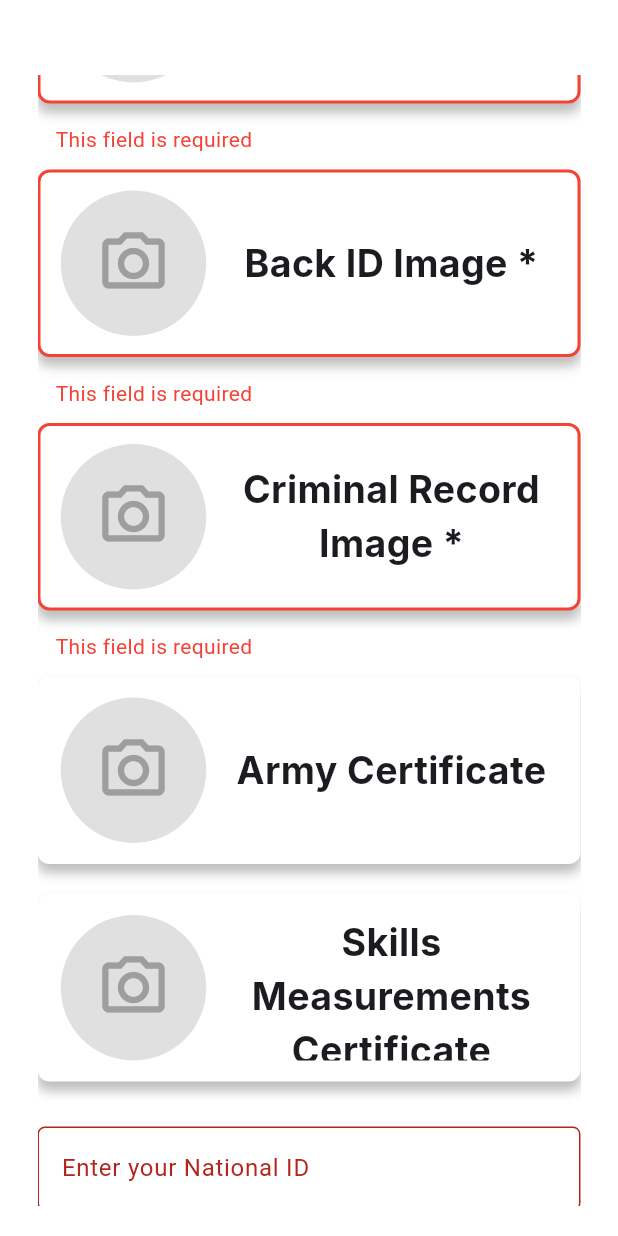
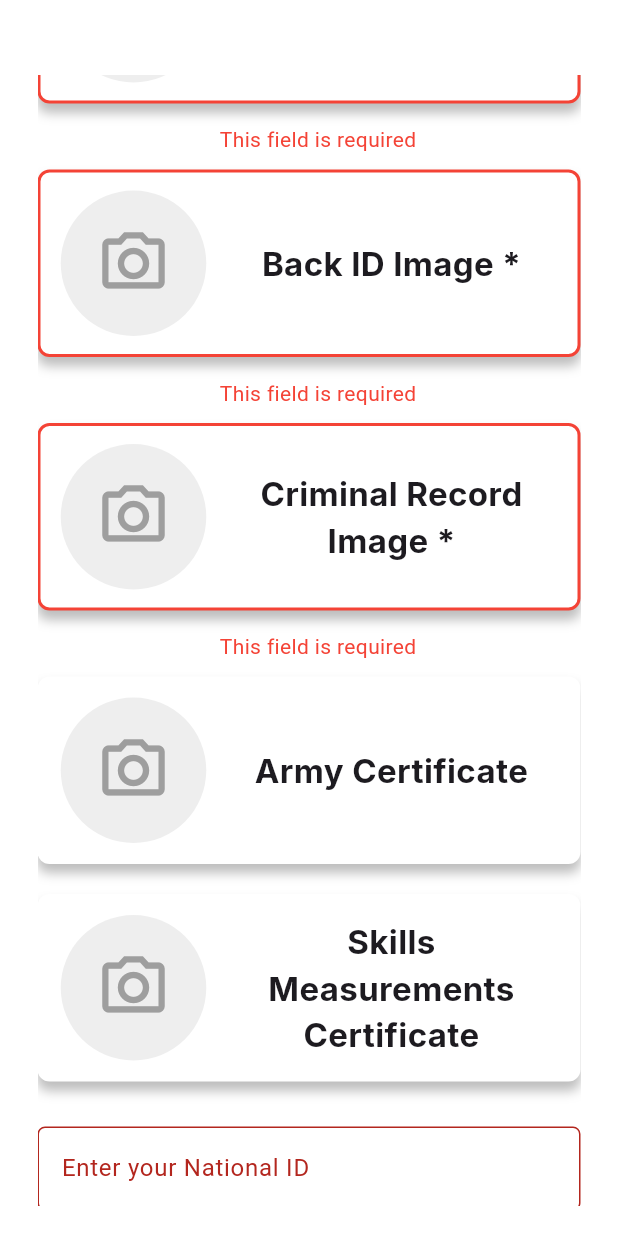
Before and after one commit to nouramer725/Servix, a Flutter app: the PersonalInformation screen opened directly, scrolled down 285 dp, after a tap on "Confirm", on a phone screen of 412 x 824 dp. Run offline on Flutter 3.47's test engine with Material 3 defaults, Android fonts, the phone set to English and light mode, and no system bars; our stand-ins replace cloud_firestore, easy_localization, file_picker, firebase_auth, firebase_core, google_fonts and 5 more; accounts and stored records are empty.

```diff
--- a/lib/Technician/Login-Register/Personal Info tech.dart
+++ b/lib/Technician/Login-Register/Personal Info tech.dart
@@ -1,11 +1,15 @@
+import 'dart:convert';
 import 'dart:io';
+import 'package:cloud_firestore/cloud_firestore.dart';
+import 'package:easy_localization/easy_localization.dart';
+import 'package:file_picker/file_picker.dart';
+import 'package:firebase_auth/firebase_auth.dart';
 import 'package:flutter/material.dart';
 import 'package:google_fonts/google_fonts.dart';
-import 'package:image_picker/image_picker.dart';
+import 'package:http/http.dart' as http;
 import 'package:servix/Components/Buttons.dart';
 import 'package:servix/Technician/Login-Register/Sign_In_Tech.dart';
 import '../../Components/TextField for National ID.dart';
-import 'Database for personal information.dart';
 
 class PersonalInformation extends StatefulWidget {
   @override
@@ -13,62 +17,96 @@ class PersonalInformation extends StatefulWidget {
 }
 
 class _PersonalInformationState extends State<PersonalInformation> {
-  final ImagePicker _picker = ImagePicker();
-  File? personalImage, frontID, backID, criminalRecord, armyCertificate, skillsCertificate;
+  User? user = FirebaseAuth.instance.currentUser;
+  String? personalFile,
+      frontID,
+      backID,
+      criminalRecord,
+      armyCertificate,
+      skillsCertificate;
   final TextEditingController nationalIdController = TextEditingController();
 
-  bool personalImageError = false, frontIDError = false, backIDError = false, criminalRecordError = false, nationalIdError = false;
+  bool personalFileError = false,
+      frontIDError = false,
+      backIDError = false,
+      criminalRecordError = false,
+      nationalIdError = false;
 
-  Future<void> pickImage(Function(File?) onImagePicked) async {
-    final XFile? pickedFile = await _picker.pickImage(source: ImageSource.gallery);
-    if (pickedFile != null) {
-      setState(() => onImagePicked(File(pickedFile.path)));
+  Future<void> pickFile(Function(String?) onFilePicked) async {
+    FilePickerResult? result = await FilePicker.platform.pickFiles(
+      type: FileType.custom,
+      allowedExtensions: ['jpg', 'jpeg', 'png'],
+      allowMultiple: false,
+    );
+    if (result != null) {
+      setState(() => onFilePicked(result.files.single.path));
     }
   }
 
-  Widget buildImagePicker(String title, File? imageFile, Function(File?) onImagePicked, bool showError) {
+  Widget buildFilePicker(String title, String? filePath,
+      Function(String?) onFilePicked, bool showError) {
     return Column(
-      crossAxisAlignment: CrossAxisAlignment.start,
+      crossAxisAlignment: CrossAxisAlignment.center,
       children: [
         GestureDetector(
-          onTap: () => pickImage(onImagePicked),
+          onTap: () => pickFile(onFilePicked),
           child: Container(
             height: 125,
             margin: const EdgeInsets.symmetric(vertical: 10),
             padding: const EdgeInsets.all(12),
             decoration: BoxDecoration(
               color: Colors.white,
-              border: Border.all(color: showError ? Colors.red : Colors.transparent, width: 2),
+              border: Border.all(
+                  color: showError ? Colors.red : Colors.transparent, width: 2),
               borderRadius: BorderRadius.circular(8),
-              boxShadow: const [BoxShadow(color: Colors.black26, blurRadius: 6, offset: Offset(0, 6))],
+              boxShadow: const [
+                BoxShadow(
+                    color: Colors.black26, blurRadius: 6, offset: Offset(0, 6))
+              ],
             ),
             child: Row(
               children: [
-                CircleAvatar(
-                  radius: 50,
-                  backgroundColor: Colors.black12,
-                  backgroundImage: imageFile != null ? FileImage(imageFile) : null,
-                  child: imageFile == null ? const Icon(Icons.camera_alt_outlined, color: Colors.grey, size: 50) : null,
-                ),
+                // Display Image if file is selected, otherwise show CircleAvatar
+                filePath != null
+                    ? ClipRRect(
+                        borderRadius: BorderRadius.circular(50),
+                        child: Image.file(
+                          File(filePath), // Load the file as an image
+                          width: 100,
+                          height: 100,
+                          fit: BoxFit.cover,
+                        ),
+                      )
+                    : CircleAvatar(
+                        radius: 50,
+                        backgroundColor: Colors.grey.shade200,
+                        child: const Icon(Icons.camera_alt_outlined,
+                            color: Colors.grey, size: 50),
+                      ),
                 const SizedBox(width: 10),
                 Expanded(
-                  child: Text(title, textAlign: TextAlign.center, style: GoogleFonts.inter(fontSize: 25, fontWeight: FontWeight.bold)),
+                  child: Text(title,
+                      textAlign: TextAlign.center,
+                      style: GoogleFonts.inter(
+                          fontSize: 22, fontWeight: FontWeight.bold)),
                 ),
               ],
             ),
           ),
         ),
-        if (showError) const Padding(
-          padding: EdgeInsets.only(left: 12, top: 4),
-          child: Text("This field is required", style: TextStyle(color: Colors.red, fontSize: 14)),
-        ),
+        if (showError)
+          const Padding(
+            padding: EdgeInsets.only(left: 12, top: 4),
+            child: Text("This field is required",
+                style: TextStyle(color: Colors.red, fontSize: 14)),
+          ),
       ],
     );
   }
 
   void onSubmit() async {
     setState(() {
-      personalImageError = personalImage == null;
+      personalFileError = personalFile == null;
       frontIDError = frontID == null;
       backIDError = backID == null;
       criminalRecordError = criminalRecord == null;
@@ -76,23 +114,113 @@ class _PersonalInformationState extends State<PersonalInformation> {
       nationalIdError = nationalId.isEmpty || nationalId.length != 14;
     });
 
-    if (personalImageError || frontIDError || backIDError || criminalRecordError || nationalIdError) {
+    if (personalFileError ||
+        frontIDError ||
+        backIDError ||
+        criminalRecordError ||
+        nationalIdError) {
+      print("Error: Missing required fields.");
       return;
     }
 
-    Map<String, dynamic> userData = {
-      'personalImage': personalImage!.path,
-      'frontID': frontID!.path,
-      'backID': backID!.path,
-      'criminalRecord': criminalRecord!.path,
-      'armyCertificate': armyCertificate?.path ?? '',
-      'skillsCertificate': skillsCertificate?.path ?? '',
-      'nationalID': nationalIdController.text.trim(),
-    };
+    User? user = FirebaseAuth.instance.currentUser;
+    if (user == null) {
+      print("Error: No user logged in.");
+      return;
+    }
 
-    await DatabaseHelper().insertUserData(userData);
+    // Convert paths to File objects
+    List<File> images = [
+      File(personalFile!),
+      File(frontID!),
+      File(backID!),
+      File(criminalRecord!)
+    ];
 
-    Navigator.push(context, MaterialPageRoute(builder: (context) => SignInTechnician()));
+    List<String> imageUrls = [];
+
+    for (var image in images) {
+      String? imageUrl = await uploadToCloudinary(image);
+      if (imageUrl != null) {
+        imageUrls.add(imageUrl);
+      } else {
+        print("Error uploading image: ${image.path}");
+        return;
+      }
+    }
+
+    // Ensure all images uploaded successfully
+    if (imageUrls.length != 4) {
+      print("Error: Not all images uploaded successfully.");
+      return;
+    }
+
+    // Save data to Firestore
+    await FirebaseFirestore.instance
+        .collection("user-files")
+        .doc(user.uid)
+        .collection("uploads")
+        .add({
+      "nationalId": nationalIdController.text.trim(),
+      "personalFileUrl": imageUrls[0],
+      "frontIDUrl": imageUrls[1],
+      "backIDUrl": imageUrls[2],
+      "criminalRecordUrl": imageUrls[3],
+      "timestamp": FieldValue.serverTimestamp(),
+    });
+
+
+    print("Data successfully uploaded to Firestore!");
+    AlertDialog(
+      title: Row(
+        children: [
+          const SizedBox(width: 10),
+          Text("Email Verification".tr()),
+        ],
+      ),
+      content: Text(
+        "Data successfully uploaded!"
+            .tr(),
+      ),
+      actions: [
+        TextButton(
+          onPressed: () {
+            Navigator.of(context).pop();
+          },
+          child: Text(
+            "Ok".tr(),
+            style: const TextStyle(color: Color(0xFF821717)),
+          ),
+        ),
+      ],
+    );
+
+    // Navigate to the next screen
+    Navigator.push(
+        context, MaterialPageRoute(builder: (context) => SignInTechnician()));
+  }
+
+  Future<String?> uploadToCloudinary(File imageFile) async {
+    String cloudinaryUrl =
+        "https://api.cloudinary.com/v1_1/dstg1nqdx/image/upload";
+    String uploadPreset = "Servix";
+
+    var request = http.MultipartRequest("POST", Uri.parse(cloudinaryUrl));
+    request.fields["upload_preset"] = uploadPreset;
+    request.files
+        .add(await http.MultipartFile.fromPath("file", imageFile.path));
+
+    var response = await request.send();
+
+    if (response.statusCode == 200) {
+      var responseData = await response.stream.bytesToString();
+      var jsonResponse = json.decode(responseData);
+      return jsonResponse["secure_url"];
+    } else {
+      print(
+          "Cloudinary upload failed with status code: ${response.statusCode}");
+      return null;
+    }
   }
 
   @override
@@ -100,18 +228,37 @@ class _PersonalInformationState extends State<PersonalInformation> {
     return Scaffold(
       backgroundColor: Colors.white,
       body: Padding(
-        padding: const EdgeInsets.only(top: 50, left: 25, right: 25, bottom: 20),
+        padding:
+            const EdgeInsets.only(top: 50, left: 25, right: 25, bottom: 20),
         child: SingleChildScrollView(
           child: Column(
             children: [
-              buildImagePicker("Personal Image *", personalImage, (file) => setState(() => personalImage = file), personalImageError),
-              buildImagePicker("Front ID Image *", frontID, (file) => setState(() => frontID = file), frontIDError),
-              buildImagePicker("Back ID Image *", backID, (file) => setState(() => backID = file), backIDError),
-              buildImagePicker("Criminal Record Image *", criminalRecord, (file) => setState(() => criminalRecord = file), criminalRecordError),
-              buildImagePicker("Army Certificate", armyCertificate, (file) => setState(() => armyCertificate = file), false),
-              buildImagePicker("Skills Measurements Certificate", skillsCertificate, (file) => setState(() => skillsCertificate = file), false),
+              buildFilePicker(
+                  "Personal Image *",
+                  personalFile,
+                  (file) => setState(() => personalFile = file),
+                  personalFileError),
+              buildFilePicker("Front ID Image *", frontID,
+                  (file) => setState(() => frontID = file), frontIDError),
+              buildFilePicker("Back ID Image *", backID,
+                  (file) => setState(() => backID = file), backIDError),
+              buildFilePicker(
+                  "Criminal Record Image *",
+                  criminalRecord,
+                  (file) => setState(() => criminalRecord = file),
+                  criminalRecordError),
+              buildFilePicker("Army Certificate", armyCertificate,
+                  (file) => setState(() => armyCertificate = file), false),
+              buildFilePicker(
+                  "Skills Measurements Certificate",
+                  skillsCertificate,
+                  (file) => setState(() => skillsCertificate = file),
+                  false),
               const SizedBox(height: 20),
-              customTextFieldNational(controller: nationalIdController, labelText: "Enter your National ID", showError: nationalIdError),
+              customTextFieldNational(
+                  controller: nationalIdController,
+                  labelText: "Enter your National ID",
+                  showError: nationalIdError),
               const SizedBox(height: 20),
               GradientButton(onPressed: onSubmit, text: "Confirm"),
             ],
```
Also changed, not shown: lib/Technician/Home/HomeTechnician.dart (+68 -70 lines), lib/Technician/Login-Register/Cloudinary And Firebase/views/preview image.dart (added, +25 -0 lines), lib/Technician/Login-Register/Cloudinary And Firebase/views/preview video.dart (added, +55 -0 lines), pubspec.yaml (+13 -7 lines), pubspec.lock, 2 other files.
